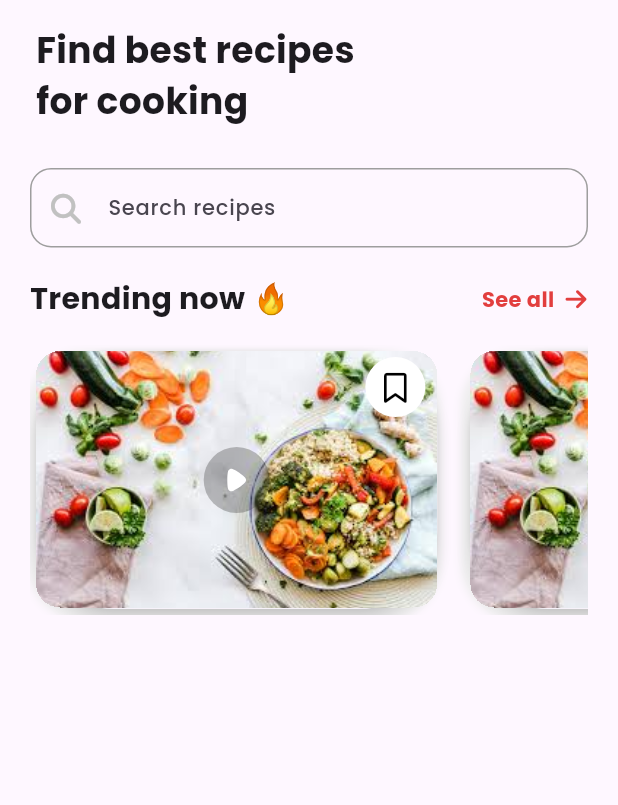
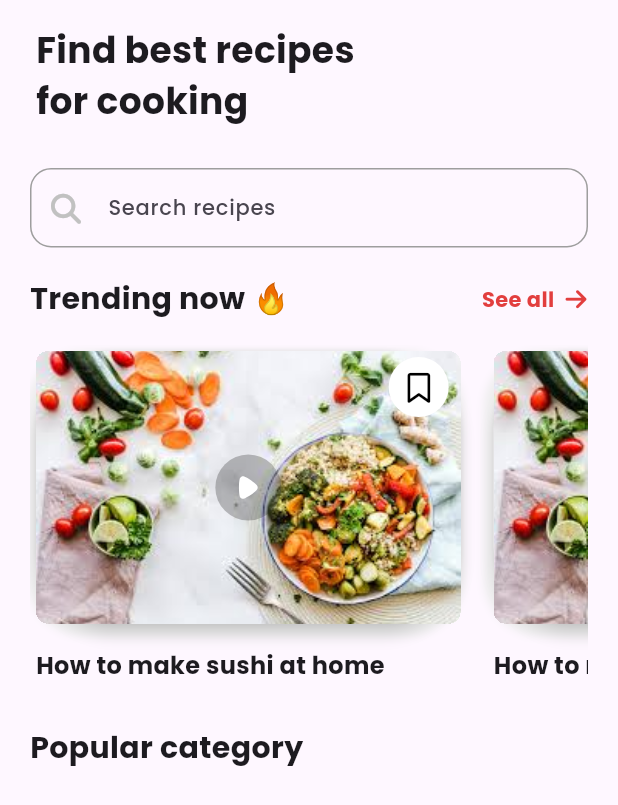
Before and after one commit to HazemAhmed677/reciply-app, a Flutter app: the screen it shows after launch, on a phone screen of 412 x 824 dp. Shown: the top 805 px of the screen. Run offline on Flutter 3.47's test engine with Material 3 defaults, Android fonts, the phone set to English and light mode, and no system bars; our stand-ins replace device_preview, flutter_svg, font_awesome_flutter, go_router.

Commit message:
complete trending now section

```diff
--- /dev/null
+++ b/lib/features/home/data/presentation/views/widgets/featured_popular_category.dart
@@ -0,0 +1,27 @@
+import 'package:flutter/material.dart';
+import 'package:reciply/core/utils/app_styles.dart';
+
+class FeaturedPopularCategory extends StatelessWidget {
+  const FeaturedPopularCategory({super.key});
+
+  @override
+  Widget build(BuildContext context) {
+    return Column(
+      children: [
+        const SizedBox(
+          height: 12,
+        ),
+        Padding(
+          padding: const EdgeInsets.only(left: 20),
+          child: Text(
+            'Popular category',
+            style: AppStyles.semiBold20(context),
+          ),
+        ),
+        const SizedBox(
+          height: 16,
+        ),
+      ],
+    );
+  }
+}
--- a/lib/features/home/data/presentation/views/widgets/featured_trending_list_view.dart
+++ b/lib/features/home/data/presentation/views/widgets/featured_trending_list_view.dart
@@ -7,9 +7,14 @@ class FeaturedTrendingListView extends StatelessWidget {
   @override
   Widget build(BuildContext context) {
     return Padding(
-      padding: const EdgeInsets.only(left: 20, right: 20, top: 4),
+      padding: const EdgeInsets.only(
+        left: 20,
+        right: 20,
+        top: 4,
+        bottom: 12,
+      ),
       child: SizedBox(
-        height: 180,
+        height: 230,
         child: ListView.builder(
           physics: const BouncingScrollPhysics(),
           padding: EdgeInsets.zero,
--- a/lib/features/home/data/presentation/views/widgets/featured_trending_now.dart
+++ b/lib/features/home/data/presentation/views/widgets/featured_trending_now.dart
@@ -1,4 +1,5 @@
 import 'package:flutter/material.dart';
+import 'package:reciply/features/home/data/presentation/views/widgets/featured_popular_category.dart';
 import 'package:reciply/features/home/data/presentation/views/widgets/featured_trending_list_view.dart';
 import 'package:reciply/features/home/data/presentation/views/widgets/trending_now_word,.dart';
 
@@ -9,9 +10,11 @@ class FeaturedTrendingNow extends StatelessWidget {
   Widget build(BuildContext context) {
     return const SliverToBoxAdapter(
       child: Column(
+        crossAxisAlignment: CrossAxisAlignment.start,
         children: [
           TrendingNowWord(),
           FeaturedTrendingListView(),
+          FeaturedPopularCategory(),
         ],
       ),
     );
--- /dev/null
+++ b/lib/features/home/data/presentation/views/widgets/popular_category_list_view.dart
@@ -0,0 +1,14 @@
+import 'package:flutter/material.dart';
+import 'package:reciply/features/home/data/presentation/views/widgets/pupular_category_card.dart';
+
+class PopularCategoryListView extends StatelessWidget {
+  const PopularCategoryListView({super.key});
+
+  @override
+  Widget build(BuildContext context) {
+    return ListView.builder(
+      itemCount: 10,
+      itemBuilder: (context, index) => PupularCategoryCard(),
+    );
+  }
+}
--- /dev/null
+++ b/lib/features/home/data/presentation/views/widgets/pupular_category_card.dart
@@ -0,0 +1,10 @@
+import 'package:flutter/material.dart';
+
+class PupularCategoryCard extends StatelessWidget {
+  const PupularCategoryCard({super.key});
+
+  @override
+  Widget build(BuildContext context) {
+    return const Placeholder();
+  }
+}
--- a/lib/features/home/data/presentation/views/widgets/treanding_card.dart
+++ b/lib/features/home/data/presentation/views/widgets/treanding_card.dart
@@ -3,6 +3,7 @@ import 'package:flutter_svg/svg.dart';
 import 'package:font_awesome_flutter/font_awesome_flutter.dart';
 import 'package:reciply/constants.dart';
 import 'package:reciply/core/utils/app_colors.dart';
+import 'package:reciply/core/utils/app_styles.dart';
 
 class TreandingCard extends StatefulWidget {
   const TreandingCard({super.key});
@@ -15,14 +16,21 @@ class _TreandingCardState extends State<TreandingCard> {
   bool flag = false;
   @override
   Widget build(BuildContext context) {
-    return SizedBox(
-      height: 180,
+    return Column(
+      crossAxisAlignment: CrossAxisAlignment.start,
+      children: [
+        Padding(
+          padding: const EdgeInsets.only(bottom: 12.0),
+          child: SizedBox(
+            height: 190,
             child: Stack(
               alignment: Alignment.center,
               children: [
                 Container(
                   decoration: BoxDecoration(
-              borderRadius: BorderRadius.circular(38),
+                    borderRadius: BorderRadius.circular(
+                      38,
+                    ),
                     boxShadow: [
                       BoxShadow(
                         color: Colors.grey.shade200,
@@ -44,13 +52,13 @@ class _TreandingCardState extends State<TreandingCard> {
                       aspectRatio: 280 / 180,
                       child: Padding(
                         padding: const EdgeInsets.only(
-                    bottom: 1.0,
+                          bottom: 0.20,
                         ),
                         child: Container(
                           clipBehavior: Clip.hardEdge,
                           decoration: BoxDecoration(
                             borderRadius: BorderRadius.circular(
-                        16,
+                              8,
                             ),
                           ),
                           child: Image.asset(
@@ -82,7 +90,7 @@ class _TreandingCardState extends State<TreandingCard> {
                     ),
                   ),
                 ),
-          GestureDetector(
+                InkWell(
                   onTap: () {},
                   child: Center(
                     child: CircleAvatar(
@@ -90,12 +98,26 @@ class _TreandingCardState extends State<TreandingCard> {
                       backgroundColor: const Color(
                         0xff303030,
                       ).withOpacity(0.3),
-                child: SvgPicture.asset('assets/images/Play.svg'),
+                      child: SvgPicture.asset(
+                        'assets/images/Play.svg',
+                      ),
                     ),
                   ),
                 ),
               ],
             ),
+          ),
+        ),
+        Padding(
+          padding: const EdgeInsets.only(
+            left: 4.0,
+          ),
+          child: Text(
+            'How to make sushi at home',
+            style: AppStyles.semiBold16(context),
+          ),
+        ),
+      ],
     );
   }
 }
```
Also changed, not shown: assets/images/dishsvg.svg (added). Lines whose indentation alone changed are shown as unchanged.
